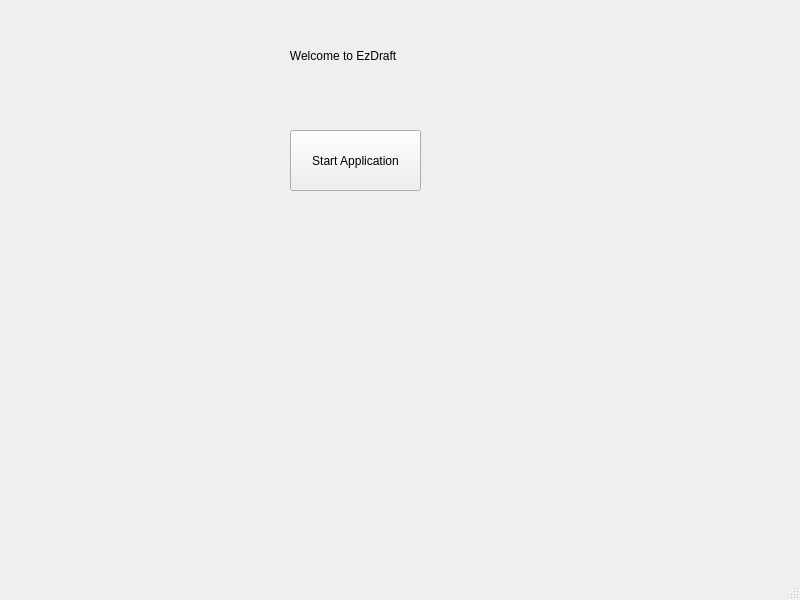
Above: mainwindow.ui from brennanafrank/EasyDraft before the change. Below: the same form after it.
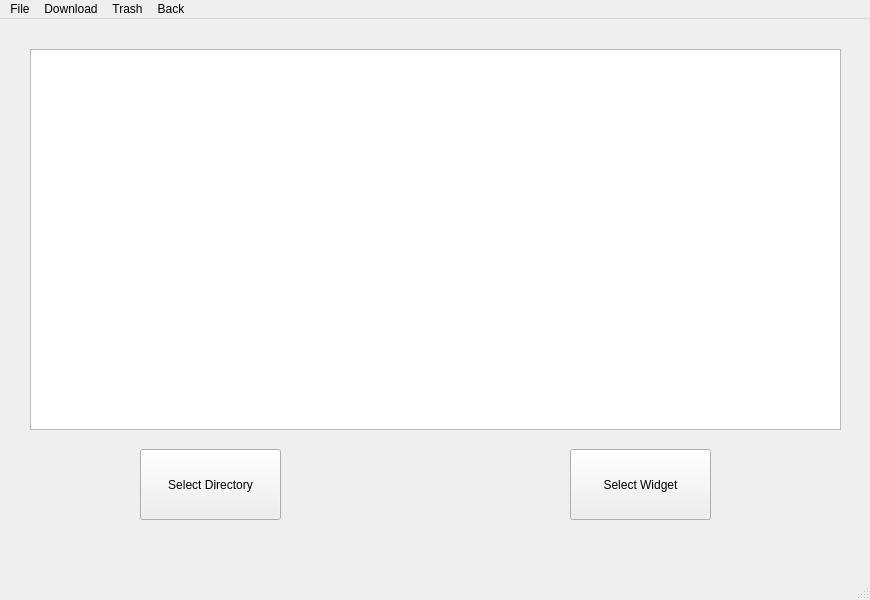
That is the form after the change. The open tabs and pages were chosen to show the change. Icons and pictures are not drawn.

The edit to the form file:
```diff
--- a/mainwindow.ui
+++ b/mainwindow.ui
@@ -6,7 +6,7 @@
    <rect>
     <x>0</x>
     <y>0</y>
-    <width>800</width>
+    <width>870</width>
     <height>600</height>
    </rect>
   </property>
@@ -14,31 +14,155 @@
    <string>MainWindow</string>
   </property>
   <widget class="QWidget" name="centralwidget">
-   <widget class="QPushButton" name="pushButton">
+   <widget class="QStackedWidget" name="stackedWidget">
     <property name="geometry">
      <rect>
-      <x>290</x>
-      <y>130</y>
-      <width>131</width>
-      <height>61</height>
+      <x>0</x>
+      <y>0</y>
+      <width>861</width>
+      <height>571</height>
      </rect>
     </property>
-    <property name="text">
-     <string>Start Application</string>
+    <property name="currentIndex">
+     <number>0</number>
     </property>
-   </widget>
-   <widget class="QLabel" name="labelWelcome">
-    <property name="geometry">
-     <rect>
-      <x>250</x>
-      <y>20</y>
-      <width>201</width>
-      <height>71</height>
-     </rect>
-    </property>
-    <property name="text">
-     <string>            Welcome to EzDraft</string>
-    </property>
+    <widget class="QWidget" name="page">
+     <widget class="QPushButton" name="pushButton">
+      <property name="geometry">
+       <rect>
+        <x>360</x>
+        <y>230</y>
+        <width>100</width>
+        <height>32</height>
+       </rect>
+      </property>
+      <property name="text">
+       <string>Start</string>
+      </property>
+     </widget>
+    </widget>
+    <widget class="QWidget" name="page_2">
+     <widget class="QPushButton" name="pushButton_2">
+      <property name="geometry">
+       <rect>
+        <x>140</x>
+        <y>430</y>
+        <width>141</width>
+        <height>71</height>
+       </rect>
+      </property>
+      <property name="text">
+       <string>Select Directory</string>
+      </property>
+     </widget>
+     <widget class="QListWidget" name="listWidget">
+      <property name="geometry">
+       <rect>
+        <x>30</x>
+        <y>30</y>
+        <width>811</width>
+        <height>381</height>
+       </rect>
+      </property>
+     </widget>
+     <widget class="QPushButton" name="pushButton_4">
+      <property name="geometry">
+       <rect>
+        <x>570</x>
+        <y>430</y>
+        <width>141</width>
+        <height>71</height>
+       </rect>
+      </property>
+      <property name="text">
+       <string>Select Widget</string>
+      </property>
+     </widget>
+    </widget>
+    <widget class="QWidget" name="page_3">
+     <widget class="QLabel" name="label">
+      <property name="geometry">
+       <rect>
+        <x>297</x>
+        <y>15</y>
+        <width>221</width>
+        <height>61</height>
+       </rect>
+      </property>
+      <property name="text">
+       <string/>
+      </property>
+     </widget>
+     <widget class="QPushButton" name="pushButton_8">
+      <property name="geometry">
+       <rect>
+        <x>330</x>
+        <y>340</y>
+        <width>151</width>
+        <height>71</height>
+       </rect>
+      </property>
+      <property name="text">
+       <string>Submit</string>
+      </property>
+     </widget>
+    </widget>
+    <widget class="QWidget" name="page_4">
+     <widget class="QPushButton" name="pushButton_3">
+      <property name="geometry">
+       <rect>
+        <x>350</x>
+        <y>160</y>
+        <width>151</width>
+        <height>71</height>
+       </rect>
+      </property>
+      <property name="text">
+       <string>Export</string>
+      </property>
+     </widget>
+     <widget class="QPushButton" name="pushButton_6">
+      <property name="geometry">
+       <rect>
+        <x>350</x>
+        <y>310</y>
+        <width>151</width>
+        <height>71</height>
+       </rect>
+      </property>
+      <property name="text">
+       <string>View</string>
+      </property>
+     </widget>
+    </widget>
+    <widget class="QWidget" name="page_5">
+     <widget class="QPushButton" name="pushButton_5">
+      <property name="geometry">
+       <rect>
+        <x>360</x>
+        <y>120</y>
+        <width>151</width>
+        <height>71</height>
+       </rect>
+      </property>
+      <property name="text">
+       <string>Local</string>
+      </property>
+     </widget>
+     <widget class="QPushButton" name="pushButton_7">
+      <property name="geometry">
+       <rect>
+        <x>360</x>
+        <y>290</y>
+        <width>151</width>
+        <height>71</height>
+       </rect>
+      </property>
+      <property name="text">
+       <string>Cloud</string>
+      </property>
+     </widget>
+    </widget>
    </widget>
   </widget>
   <widget class="QMenuBar" name="menubar">
@@ -46,10 +170,41 @@
     <rect>
      <x>0</x>
      <y>0</y>
-     <width>800</width>
+     <width>870</width>
      <height>37</height>
     </rect>
    </property>
+   <property name="defaultUp">
+    <bool>false</bool>
+   </property>
+   <widget class="QMenu" name="menuFile">
+    <property name="title">
+     <string>File</string>
+    </property>
+    <addaction name="actionFile"/>
+   </widget>
+   <widget class="QMenu" name="menuDownload">
+    <property name="title">
+     <string>Download</string>
+    </property>
+    <addaction name="actionDownload_2"/>
+   </widget>
+   <widget class="QMenu" name="menuTrash">
+    <property name="title">
+     <string>Trash</string>
+    </property>
+    <addaction name="actionTrash_2"/>
+   </widget>
+   <widget class="QMenu" name="menuBack">
+    <property name="title">
+     <string>Back</string>
+    </property>
+    <addaction name="actionBack"/>
+   </widget>
+   <addaction name="menuFile"/>
+   <addaction name="menuDownload"/>
+   <addaction name="menuTrash"/>
+   <addaction name="menuBack"/>
   </widget>
   <widget class="QStatusBar" name="statusbar"/>
  </widget>
```
Left out of the diff: 51 changed lines with no effect on the pictures.
